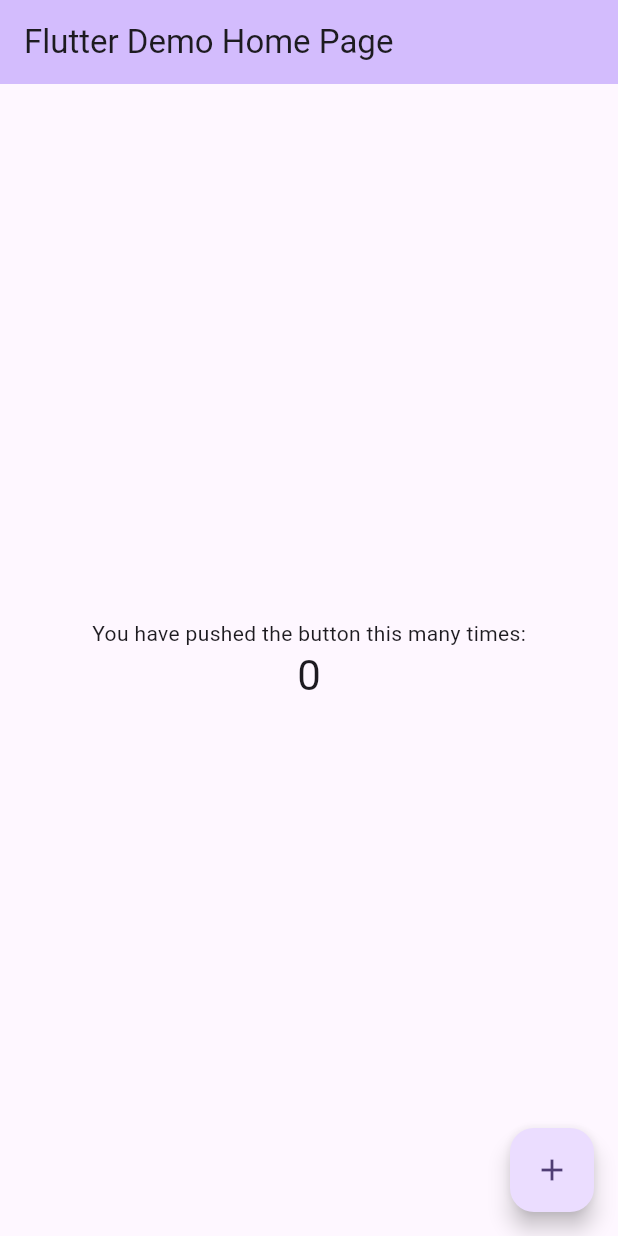
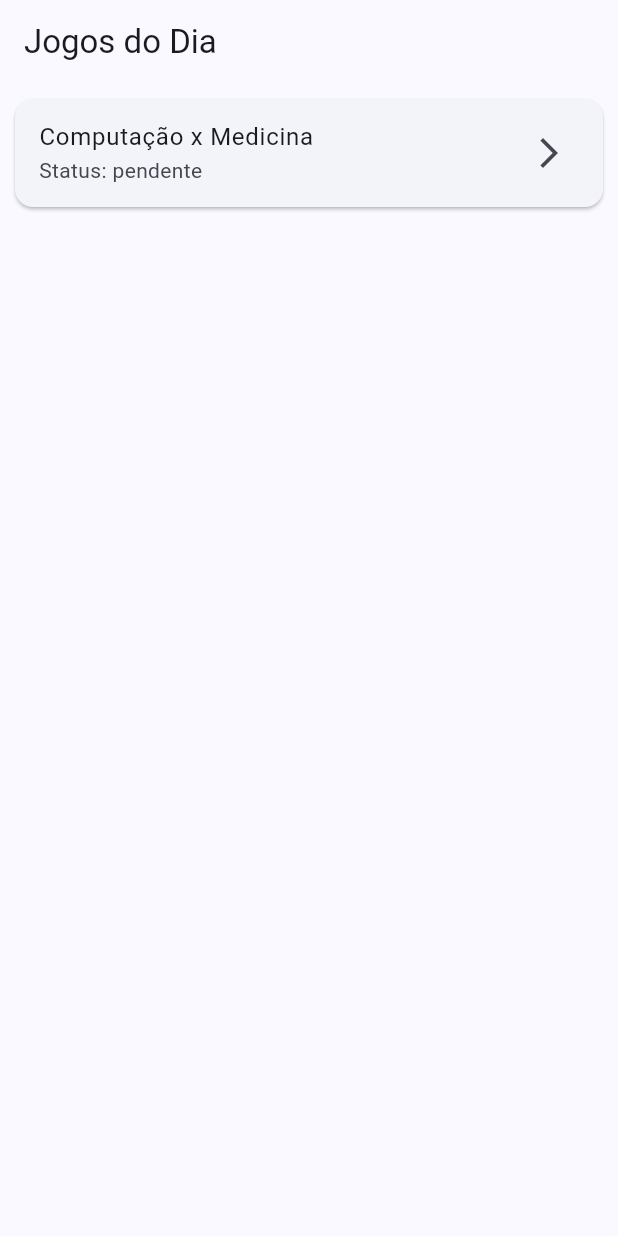
Before and after one commit to WilmarFilho/App-Arbitro, a Flutter app: the screen it shows after launch, on a phone screen of 412 x 824 dp. Run offline on Flutter 3.47's test engine with Material 3 defaults, Android fonts, the phone set to English and light mode, and no system bars.

Commit message:
feature: estruturando tela inicial de listagem de partidas

```diff
--- /dev/null
+++ b/lib/data/models/partida_model.dart
@@ -0,0 +1,21 @@
+import 'sumula_model.dart';
+
+class Partida {
+  final String id;
+  final String nomeTimeA;
+  final String nomeTimeB;
+  final List<String> atletasTimeA;
+  final List<String> atletasTimeB;
+  final DateTime dataHora;
+  final Sumula sumula; // Toda partida tem uma súmula vinculada
+
+  Partida({
+    required this.id,
+    required this.nomeTimeA,
+    required this.nomeTimeB,
+    required this.atletasTimeA,
+    required this.atletasTimeB,
+    required this.dataHora,
+    required this.sumula,
+  });
+}
--- /dev/null
+++ b/lib/data/models/sumula_model.dart
@@ -0,0 +1,17 @@
+enum StatusSumula { pendente, emAndamento, encerrada }
+
+class Sumula {
+  final String id;
+  int placarTimeA;
+  int placarTimeB;
+  StatusSumula status;
+  List<Map<String, dynamic>> eventos; // Lista de lances (gols, cartões)
+
+  Sumula({
+    required this.id,
+    this.placarTimeA = 0,
+    this.placarTimeB = 0,
+    this.status = StatusSumula.pendente,
+    this.eventos = const [],
+  });
+}
--- a/lib/main.dart
+++ b/lib/main.dart
@@ -1,4 +1,5 @@
 import 'package:flutter/material.dart';
+import 'presentation/screens/lista_partidas_screen.dart';
 
 void main() {
   runApp(const MyApp());
@@ -7,116 +8,20 @@ void main() {
 class MyApp extends StatelessWidget {
   const MyApp({super.key});
 
-  // This widget is the root of your application.
   @override
   Widget build(BuildContext context) {
     return MaterialApp(
-      title: 'Flutter Demo',
+      title: 'SGEU - Árbitro',
+      debugShowCheckedModeBanner: false,
       theme: ThemeData(
-        // This is the theme of your application.
-        //
-        // TRY THIS: Try running your application with "flutter run". You'll see
-        // the application has a purple toolbar. Then, without quitting the app,
-        // try changing the seedColor in the colorScheme below to Colors.green
-        // and then invoke "hot reload" (save your changes or press the "hot
-        // reload" button in a Flutter-supported IDE, or press "r" if you used
-        // the command line to start the app).
-        //
-        // Notice that the counter didn't reset back to zero; the application
-        // state is not lost during the reload. To reset the state, use hot
-        // restart instead.
-        //
-        // This works for code too, not just values: Most code changes can be
-        // tested with just a hot reload.
-        colorScheme: .fromSeed(seedColor: Colors.deepPurple),
+        useMaterial3: true,
+        colorScheme: ColorScheme.fromSeed(
+          seedColor: Colors.blueAccent,
+          brightness: Brightness.light,
+        ),
       ),
-      home: const MyHomePage(title: 'Flutter Demo Home Page'),
+      // Aqui definimos que a tela inicial agora é a lista de jogos
+      home: const ListaPartidasScreen(),
     );
   }
 }
-
-class MyHomePage extends StatefulWidget {
-  const MyHomePage({super.key, required this.title});
-
-  // This widget is the home page of your application. It is stateful, meaning
-  // that it has a State object (defined below) that contains fields that affect
-  // how it looks.
-
-  // This class is the configuration for the state. It holds the values (in this
-  // case the title) provided by the parent (in this case the App widget) and
-  // used by the build method of the State. Fields in a Widget subclass are
-  // always marked "final".
-
-  final String title;
-
-  @override
-  State<MyHomePage> createState() => _MyHomePageState();
-}
-
-class _MyHomePageState extends State<MyHomePage> {
-  int _counter = 0;
-
-  void _incrementCounter() {
-    setState(() {
-      // This call to setState tells the Flutter framework that something has
-      // changed in this State, which causes it to rerun the build method below
-      // so that the display can reflect the updated values. If we changed
-      // _counter without calling setState(), then the build method would not be
-      // called again, and so nothing would appear to happen.
-      _counter += 10;
-    });
-  }
-
-  @override
-  Widget build(BuildContext context) {
-    // This method is rerun every time setState is called, for instance as done
-    // by the _incrementCounter method above.
-    //
-    // The Flutter framework has been optimized to make rerunning build methods
-    // fast, so that you can just rebuild anything that needs updating rather
-    // than having to individually change instances of widgets.
-    return Scaffold(
-      appBar: AppBar(
-        // TRY THIS: Try changing the color here to a specific color (to
-        // Colors.amber, perhaps?) and trigger a hot reload to see the AppBar
-        // change color while the other colors stay the same.
-        backgroundColor: Theme.of(context).colorScheme.inversePrimary,
-        // Here we take the value from the MyHomePage object that was created by
-        // the App.build method, and use it to set our appbar title.
-        title: Text(widget.title),
-      ),
-      body: Center(
-        // Center is a layout widget. It takes a single child and positions it
-        // in the middle of the parent.
-        child: Column(
-          // Column is also a layout widget. It takes a list of children and
-          // arranges them vertically. By default, it sizes itself to fit its
-          // children horizontally, and tries to be as tall as its parent.
-          //
-          // Column has various properties to control how it sizes itself and
-          // how it positions its children. Here we use mainAxisAlignment to
-          // center the children vertically; the main axis here is the vertical
-          // axis because Columns are vertical (the cross axis would be
-          // horizontal).
-          //
-          // TRY THIS: Invoke "debug painting" (choose the "Toggle Debug Paint"
-          // action in the IDE, or press "p" in the console), to see the
-          // wireframe for each widget.
-          mainAxisAlignment: .center,
-          children: [
-            const Text('You have pushed the button this many times:'),
-            Text(
-              '$_counter',
-              style: Theme.of(context).textTheme.headlineMedium,
-            ),
-          ],
-        ),
-      ),
-      floatingActionButton: FloatingActionButton(
-        onPressed: _incrementCounter,
-        tooltip: 'Increment',
-        child: const Icon(Icons.add),
-      ),
-    );
-  }
-}
--- /dev/null
+++ b/lib/presentation/screens/lista_partidas_screen.dart
@@ -0,0 +1,50 @@
+import 'package:flutter/material.dart';
+import '../../data/models/partida_model.dart';
+import '../../data/models/sumula_model.dart';
+
+class ListaPartidasScreen extends StatelessWidget {
+  const ListaPartidasScreen({super.key});
+
+  @override
+  Widget build(BuildContext context) {
+    // Mock de dados (Simulando o que viria do Spring Boot)
+    final listaPartidas = [
+      Partida(
+        id: '101',
+        nomeTimeA: 'Computação',
+        nomeTimeB: 'Medicina',
+        atletasTimeA: ['João', 'Carlos', 'Beto'],
+        atletasTimeB: ['Marcos', 'Zé', 'Luiz'],
+        dataHora: DateTime.now(),
+        sumula: Sumula(id: 's1'),
+      ),
+    ];
+
+    return Scaffold(
+      appBar: AppBar(title: const Text('Jogos do Dia')),
+      body: ListView.builder(
+        itemCount: listaPartidas.length,
+        itemBuilder: (context, index) {
+          final partida = listaPartidas[index];
+          return Card(
+            margin: const EdgeInsets.all(10),
+            child: ListTile(
+              title: Text('${partida.nomeTimeA} x ${partida.nomeTimeB}'),
+              subtitle: Text('Status: ${partida.sumula.status.name}'),
+              trailing: const Icon(Icons.arrow_forward_ios),
+              onTap: () {
+                // Aqui navegaremos para a tela de Detalhes/Arbitragem
+                _abrirPartida(context, partida);
+              },
+            ),
+          );
+        },
+      ),
+    );
+  }
+
+  void _abrirPartida(BuildContext context, Partida partida) {
+    // Lógica de navegação será inserida aqui
+    print('Abrindo partida: ${partida.id}');
+  }
+}
```
